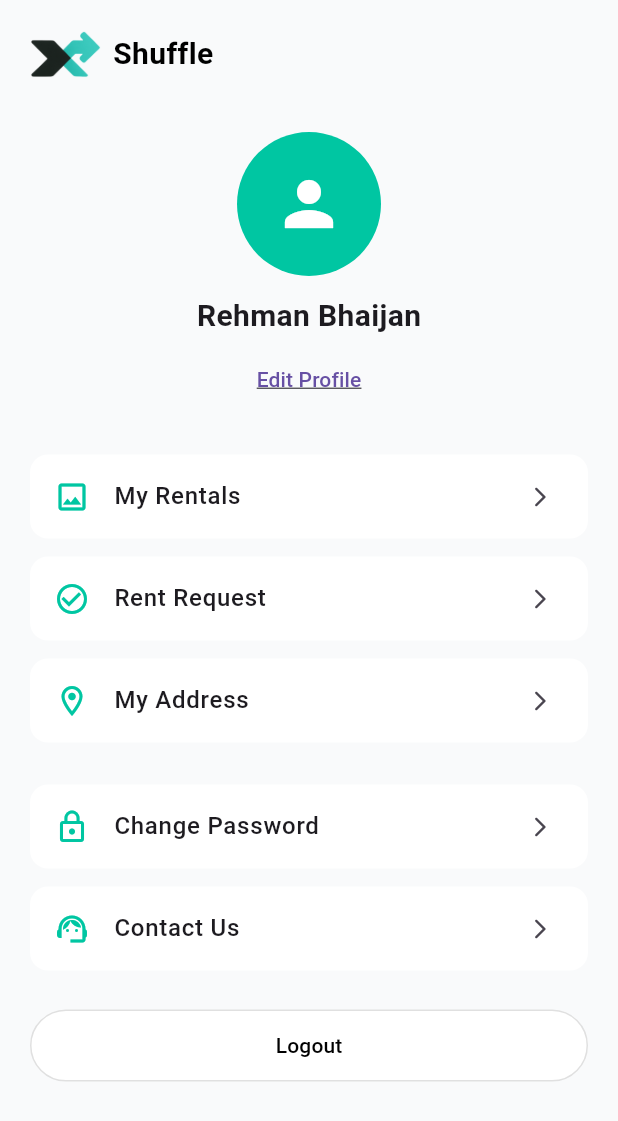
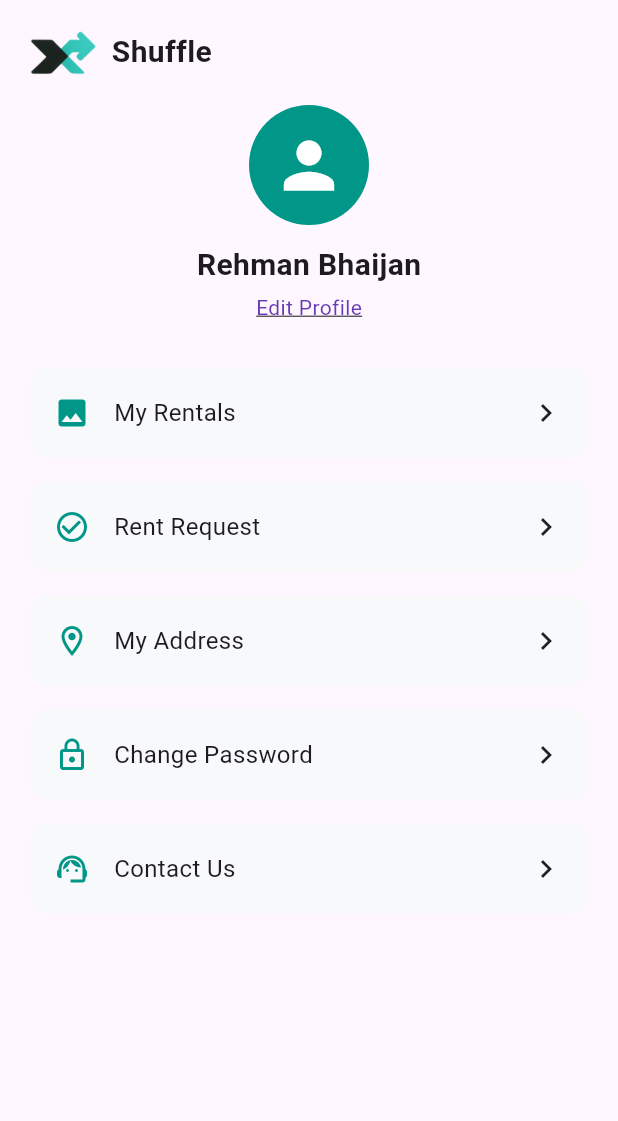
Before and after one commit to acktron/shuffle_native, a Flutter app: the ProfilePage screen opened directly, on a phone screen of 412 x 824 dp. Shown: the top 1121 px of the screen. Run offline on Flutter 3.47's test engine with Material 3 defaults, Android fonts, the phone set to English and light mode, and no system bars; our stand-ins replace dio, flutter_secure_storage, geocoding, geolocator, google_maps_flutter, image_picker and 1 more; accounts and stored records are empty.

Commit message:
Fixed Profile Page

```diff
--- a/lib/main.dart
+++ b/lib/main.dart
@@ -3,7 +3,7 @@ import 'package:provider/provider.dart';
 import 'package:shuffle_native/HomePage.dart';
 import 'package:shuffle_native/SignInPage.dart';
 import 'package:shuffle_native/SignUpPage.dart';
-import 'package:shuffle_native/pages/notification_page.dart';
+import 'package:shuffle_native/change_password.dart';
 import 'package:shuffle_native/product_page.dart'; // Ensure this import is correct
 import 'package:shuffle_native/providers/auth_provider.dart';
 import 'package:shuffle_native/rented_page.dart';
@@ -11,7 +11,7 @@ import 'package:shuffle_native/services/api_client.dart';
 import 'package:shuffle_native/uploadpage.dart';
 import 'package:shuffle_native/forgot_password.dart';
 import 'package:shuffle_native/profile_page.dart'; // Ensure this import is correct
-// import 'package:shuffle_native/notification_page.dart'; // Updated import
+import 'package:shuffle_native/notification_page.dart'; // Updated import
 
 void main() async {
   WidgetsFlutterBinding.ensureInitialized();
@@ -39,9 +39,64 @@ class _MyAppState extends State<MyApp> {
     const Homepage(),
     const RentedItemsPage(),
     const UploadItemPage(),
-    NotificationPage(userId: '1'),
+    const NotificationPage(),
     const ProfilePage(),
   ];
+
+  void _onItemTapped(int index) {
+    // if (index == 4) {
+    //   // Index for "Upload Item"
+    //   Navigator.push(
+    //     context,
+    //     MaterialPageRoute(
+    //       builder:
+    //           (context) =>
+    //               const ProfilePage(), // Ensure UploadItemPage is correctly imported
+    //     ),
+    //   ).then((_) {
+    //     // Reset the selected index to avoid issues when returning
+    //     setState(() {
+    //       _selectedIndex = _selectedIndex; // Keep the current index
+    //     });
+    //   });
+    //   return;
+    // }
+    // else {
+    //   setState(() {
+    //     _selectedIndex = index;
+    //   });
+    // }
+    if (index == 2) {
+      // Index for "Upload Item"
+      Navigator.pushNamed(context, '/uploadpage');
+      return;
+    }
+
+    setState(() {
+      _selectedIndex = index;
+    });
+
+    // if (index == 5) {
+    //   // Index for "Upload Item"
+    //   Navigator.push(
+    //     context,
+    //     MaterialPageRoute(
+    //       builder:
+    //           (context) =>
+    //               const ProfilePage(), // Ensure UploadItemPage is correctly imported
+    //     ),
+    //   ).then((_) {
+    //     // Reset the selected index to avoid issues when returning
+    //     setState(() {
+    //       _selectedIndex = _selectedIndex; // Keep the current index
+    //     });
+    //   });
+    // } else {
+    //   setState(() {
+    //     _selectedIndex = index;
+    //   });
+    // }
+  }
 
   @override
   Widget build(BuildContext context) {
@@ -105,6 +160,8 @@ class _MyAppState extends State<MyApp> {
         '/signup': (context) => SignUpPage(),
         '/welcome': (context) => WelcomePage(),
         '/uploadpage': (context) => const UploadItemPage(),
+        '/change-password': (context) => const ChangePasswordPage(),
+
       },
     );
   }
--- a/lib/profile_page.dart
+++ b/lib/profile_page.dart
@@ -1,161 +1,92 @@
 import 'package:flutter/material.dart';
-import 'package:shuffle_native/change_password.dart';
 
 class ProfilePage extends StatelessWidget {
   const ProfilePage({super.key});
 
   @override
   Widget build(BuildContext context) {
-    const tealColor = Color(0xFF00C6A2);
-
     return Scaffold(
-      backgroundColor: const Color(0xFFF9FAFB),
+      bottomNavigationBar: BottomNavigationBar(
+        currentIndex: 4,
+        items: const [
+          BottomNavigationBarItem(icon: Icon(Icons.home), label: "Home"),
+          BottomNavigationBarItem(icon: Icon(Icons.list), label: "Rented"),
+          BottomNavigationBarItem(icon: Icon(Icons.add), label: "Upload"),
+          BottomNavigationBarItem(icon: Icon(Icons.notifications), label: "Notifications"),
+          BottomNavigationBarItem(icon: Icon(Icons.person), label: "Profile"),
+        ],
+      ),
       body: SafeArea(
+        child: SingleChildScrollView( // 👈 Wrap the whole page in this
+          child: Padding(
+            padding: const EdgeInsets.all(20.0),
             child: Column(
               children: [
-            // Header
-            Padding(
-              padding: const EdgeInsets.all(20),
-              child: Row(
+                Row(
                   children: [
-                  Image.asset(
-                    'assesets/images/MainLogo.png',
-                    height: 32,
+                    Image.asset("assesets/images/MainLogo.png", height: 30),
+                    const SizedBox(width: 10),
+                    const Text("Shuffle", style: TextStyle(fontSize: 20, fontWeight: FontWeight.bold)),
+                  ],
                 ),
-                  const SizedBox(width: 8),
-                  const Text(
-                    "Shuffle",
-                    style: TextStyle(
-                      fontSize: 20,
-                      fontWeight: FontWeight.bold,
-                      color: Colors.black,
+                const SizedBox(height: 20),
+                const CircleAvatar(
+                  radius: 40,
+                  backgroundColor: Colors.teal,
+                  child: Icon(Icons.person, size: 50, color: Colors.white),
+                ),
+                const SizedBox(height: 12),
+                const Text("Rehman Bhaijan", style: TextStyle(fontSize: 20, fontWeight: FontWeight.bold)),
+                const SizedBox(height: 4),
+                GestureDetector(
+                  onTap: () {
+                    // Edit profile logic
+                  },
+                  child: const Text(
+                    "Edit Profile",
+                    style: TextStyle(color: Colors.deepPurple, decoration: TextDecoration.underline),
                   ),
                 ),
+                const SizedBox(height: 30),
+
+                // Your profile options
+                _buildProfileOption(context, Icons.image, "My Rentals"),
+                _buildProfileOption(context, Icons.check_circle_outline, "Rent Request"),
+                _buildProfileOption(context, Icons.location_on_outlined, "My Address"),
+                _buildProfileOption(context, Icons.lock_outline, "Change Password", routeTo: "/change-password"),
+                _buildProfileOption(context, Icons.support_agent, "Contact Us"),
+                const SizedBox(height: 20),
               ],
             ),
           ),
-
-            // Profile Avatar & Name
-            const SizedBox(height: 16),
-            const CircleAvatar(
-              radius: 48,
-              backgroundColor: tealColor,
-              child: Icon(Icons.person, size: 48, color: Colors.white),
-            ),
-            const SizedBox(height: 12),
-            const Text(
-              "Rehman Bhaijan",
-              style: TextStyle(fontSize: 20, fontWeight: FontWeight.bold),
-            ),
-            const SizedBox(height: 4),
-            TextButton(
-              onPressed: () {},
-              child: const Text("Edit Profile", style: TextStyle(decoration: TextDecoration.underline)),
-            ),
-            const SizedBox(height: 20),
-
-            // List Tiles
-            Padding(
-              padding: const EdgeInsets.symmetric(horizontal: 20),
-              child: Column(
-                children: [
-                  _buildTile(
-                    Icons.image_outlined,
-                    "My Rentals",
-                    tealColor,
-                    () {
-                      // Navigator.push(
-                      //   context,
-                      //   MaterialPageRoute(builder: (context) => MyRentalsPage()),
-                      // );
-                    },
-                  ),
-                  _buildTile(
-                    Icons.check_circle_outline,
-                    "Rent Request",
-                    tealColor,
-                    () {
-                      // Navigator.push(
-                      //   context,
-                      //   MaterialPageRoute(builder: (context) => RentRequestPage()),
-                      // );
-                    },
-                  ),
-                  _buildTile(
-                    Icons.location_on_outlined,
-                    "My Address",
-                    tealColor,
-                    () {
-                      // Navigator.push(
-                      //   context,
-                      //   MaterialPageRoute(builder: (context) => MyAddressPage()),
-                      // );
-                    },
-                  ),
-                  const SizedBox(height: 16),
-                  _buildTile(
-                    Icons.lock_outline,
-                    "Change Password",
-                    tealColor,
-                    () {
-                      Navigator.push(
-                        context,
-                        MaterialPageRoute(builder: (context) => ChangePasswordPage()),
-                      );
-                    },
-                  ),
-                  _buildTile(
-                    Icons.support_agent,
-                    "Contact Us",
-                    tealColor,
-                    () {
-                      // Navigator.push(
-                      //   context,
-                      //   MaterialPageRoute(builder: (context) => ContactUsPage()),
-                      // );
-                    },
-                  ),
-                ],
         ),
       ),
+    );
+  }
 
-            const SizedBox(height: 20),
-
-            // Logout Button
-            Padding(
-              padding: const EdgeInsets.symmetric(horizontal: 20),
-              child: ElevatedButton(
-                onPressed: () {
-                  // TODO: Handle logout
+  Widget _buildProfileOption(BuildContext context, IconData icon, String title, {String? routeTo}) {
+    return GestureDetector(
+      onTap: () {
+        if (routeTo != null) {
+          Navigator.pushNamed(context, routeTo);
+        }
       },
-                style: ElevatedButton.styleFrom(
-                  backgroundColor: Colors.white,
-                  foregroundColor: Colors.black,
-                  elevation: 0,
-                  side: const BorderSide(color: Colors.black12),
-                  minimumSize: const Size.fromHeight(48),
+      child: Container(
+        margin: const EdgeInsets.only(bottom: 16),
+        padding: const EdgeInsets.symmetric(horizontal: 16, vertical: 18),
+        decoration: BoxDecoration(
+          color: const Color(0xFFF8F9FA),
+          borderRadius: BorderRadius.circular(12),
         ),
-                child: const Text("Logout"),
-              ),
-            ),
+        child: Row(
+          children: [
+            Icon(icon, color: Colors.teal),
+            const SizedBox(width: 16),
+            Expanded(child: Text(title, style: const TextStyle(fontSize: 16))),
+            const Icon(Icons.chevron_right),
           ],
         ),
       ),
     );
   }
-
-  Widget _buildTile(IconData icon, String title, Color color, VoidCallback onTap) {
-    return Card(
-      margin: const EdgeInsets.symmetric(vertical: 6),
-      elevation: 0,
-      color: Colors.white,
-      shape: RoundedRectangleBorder(borderRadius: BorderRadius.circular(12)),
-      child: ListTile(
-        leading: Icon(icon, color: color),
-        title: Text(title, style: const TextStyle(fontWeight: FontWeight.w500)),
-        trailing: const Icon(Icons.arrow_forward_ios_rounded, size: 16),
-        onTap: onTap,
-      ),
-    );
 }
-}
```
Lines whose indentation alone changed are shown as unchanged.
